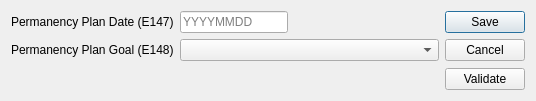
First picture: the form in ui/ui_permanency_plan.ui, repository zstamper/AFCARS-AXE, before the edit.
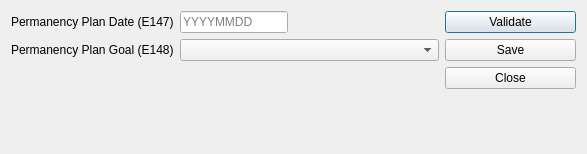
Second picture: the form after the edit.

```diff
--- a/ui/ui_permanency_plan.ui
+++ b/ui/ui_permanency_plan.ui
@@ -6,8 +6,8 @@
    <rect>
     <x>0</x>
     <y>0</y>
-    <width>519</width>
-    <height>101</height>
+    <width>587</width>
+    <height>154</height>
    </rect>
   </property>
   <property name="font">
@@ -90,16 +90,6 @@
    </item>
    <item>
     <layout class="QVBoxLayout" name="verticalLayout">
-     <item>
-      <widget class="QDialogButtonBox" name="form_action">
-       <property name="orientation">
-        <enum>Qt::Vertical</enum>
-       </property>
-       <property name="standardButtons">
-        <set>QDialogButtonBox::Cancel|QDialogButtonBox::Save</set>
-       </property>
-      </widget>
-     </item>
      <item>
       <widget class="QPushButton" name="validate_button">
        <property name="text">
@@ -107,6 +97,33 @@
        </property>
       </widget>
      </item>
+     <item>
+      <widget class="QPushButton" name="save_button">
+       <property name="text">
+        <string>Save</string>
+       </property>
+      </widget>
+     </item>
+     <item>
+      <widget class="QPushButton" name="close_button">
+       <property name="text">
+        <string>Close</string>
+       </property>
+      </widget>
+     </item>
+     <item>
+      <spacer name="verticalSpacer">
+       <property name="orientation">
+        <enum>Qt::Vertical</enum>
+       </property>
+       <property name="sizeHint" stdset="0">
+        <size>
+         <width>20</width>
+         <height>40</height>
+        </size>
+       </property>
+      </spacer>
+     </item>
     </layout>
    </item>
   </layout>
```
Left out of the diff: 35 changed lines with no effect on the pictures.
